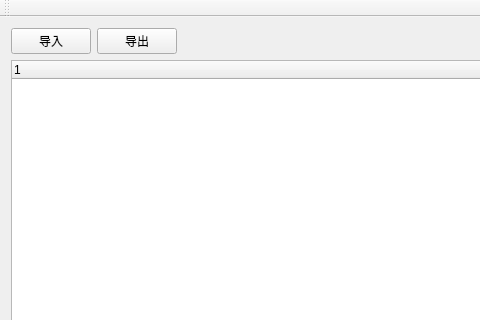
Above: OperateExcel/mainwindow.ui from catcheroftime/QtOperateExcel before the change; both pictures show x 0 to 480 and y 0 to 320 of the 968 by 569 pixel window. Below: the same form after it.
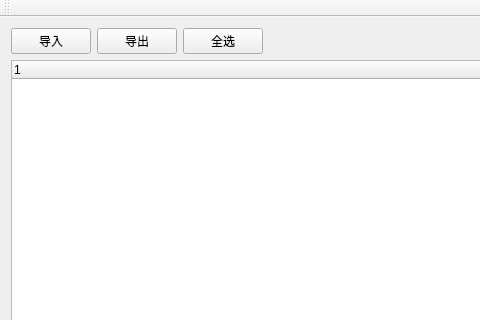
That is the form after the change.

```diff
--- a/OperateExcel/mainwindow.ui
+++ b/OperateExcel/mainwindow.ui
@@ -31,6 +31,13 @@
         </property>
        </widget>
       </item>
+      <item>
+       <widget class="QPushButton" name="ptn_selectall">
+        <property name="text">
+         <string>全选</string>
+        </property>
+       </widget>
+      </item>
       <item>
        <spacer name="horizontalSpacer">
         <property name="orientation">
```
